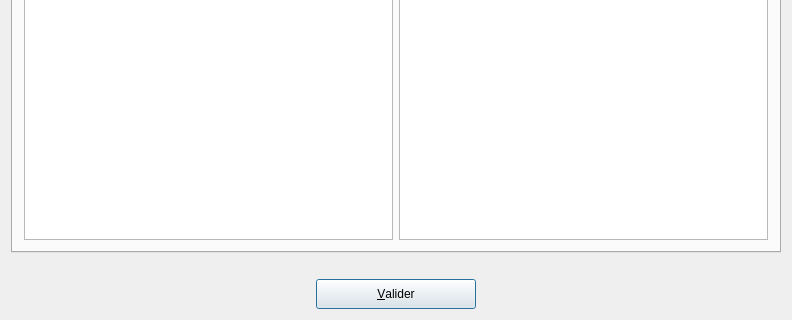
Qt form UiQT4/desCommande.ui (SalomePlatform/eficas_tools) before a commit; both pictures show x 0 to 792 and y 450 to 770 of the 792 by 770 pixel window.
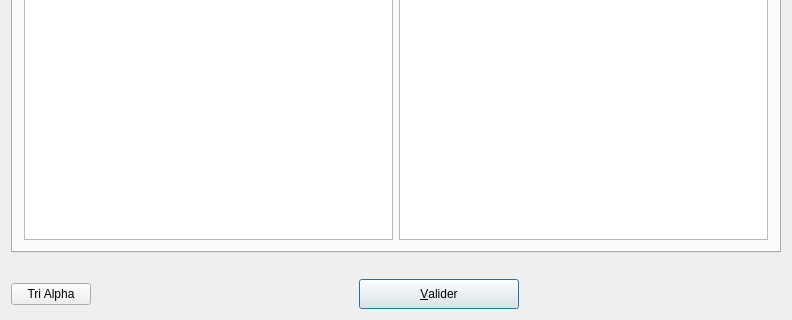
The same form after that commit.

The edit to the form file:
```diff
--- a/UiQT4/desCommande.ui
+++ b/UiQT4/desCommande.ui
@@ -342,6 +342,13 @@
    </item>
    <item row="2" column="0" >
     <layout class="QHBoxLayout" name="horizontalLayout" >
+     <item>
+      <widget class="QPushButton" name="BAlpha" >
+       <property name="text" >
+        <string>Tri Alpha</string>
+       </property>
+      </widget>
+     </item>
      <item>
       <spacer name="horizontalSpacer" >
        <property name="orientation" >
@@ -349,7 +356,7 @@
        </property>
        <property name="sizeHint" stdset="0" >
         <size>
-         <width>263</width>
+         <width>198</width>
          <height>27</height>
         </size>
        </property>
```
